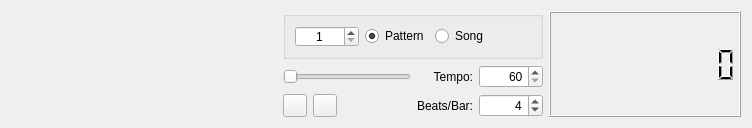
First picture: the form in topwidget/topwidget.ui, repository nirjacobson/Chromasound-Studio, before the edit.
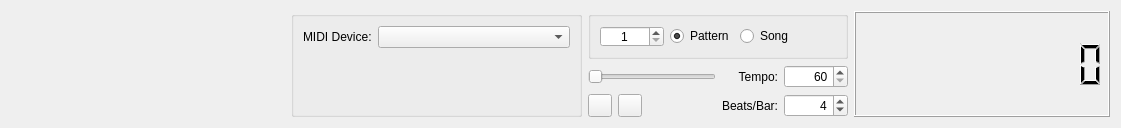
Second picture: the form after the edit. Custom widgets are drawn as their Qt base class.

Diff of the .ui file:
```diff
--- a/topwidget/topwidget.ui
+++ b/topwidget/topwidget.ui
@@ -6,7 +6,7 @@
    <rect>
     <x>0</x>
     <y>0</y>
-    <width>752</width>
+    <width>1121</width>
     <height>128</height>
    </rect>
   </property>
@@ -19,7 +19,7 @@
   <property name="windowTitle">
    <string>Form</string>
   </property>
-  <layout class="QHBoxLayout" name="horizontalLayout_2">
+  <layout class="QHBoxLayout" name="horizontalLayout_3">
    <item>
     <spacer name="horizontalSpacer">
      <property name="orientation">
@@ -33,6 +33,49 @@
      </property>
     </spacer>
    </item>
+   <item>
+    <widget class="QGroupBox" name="midiGroupBox">
+     <property name="title">
+      <string/>
+     </property>
+     <layout class="QVBoxLayout" name="verticalLayout">
+      <item>
+       <layout class="QHBoxLayout" name="horizontalLayout_2">
+        <item>
+         <widget class="QLabel" name="label">
+          <property name="text">
+           <string>MIDI Device:</string>
+          </property>
+         </widget>
+        </item>
+        <item>
+         <widget class="QComboBox" name="deviceComboBox">
+          <property name="minimumSize">
+           <size>
+            <width>192</width>
+            <height>0</height>
+           </size>
+          </property>
+         </widget>
+        </item>
+       </layout>
+      </item>
+      <item>
+       <spacer name="verticalSpacer">
+        <property name="orientation">
+         <enum>Qt::Vertical</enum>
+        </property>
+        <property name="sizeHint" stdset="0">
+         <size>
+          <width>20</width>
+          <height>49</height>
+         </size>
+        </property>
+       </spacer>
+      </item>
+     </layout>
+    </widget>
+   </item>
    <item>
     <layout class="QGridLayout" name="gridLayout">
      <item row="1" column="0" colspan="3">
@@ -223,7 +266,7 @@
     <widget class="TimeDisplayWidget" name="positionDisplay">
      <property name="minimumSize">
       <size>
-       <width>192</width>
+       <width>256</width>
        <height>0</height>
       </size>
      </property>
```
